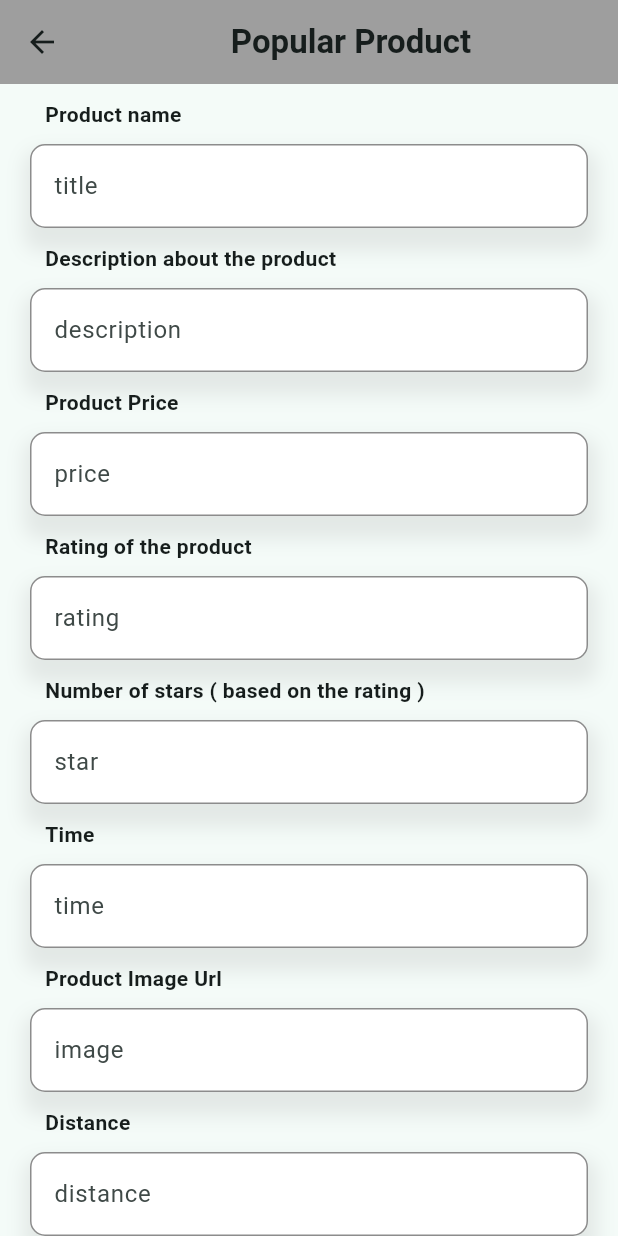
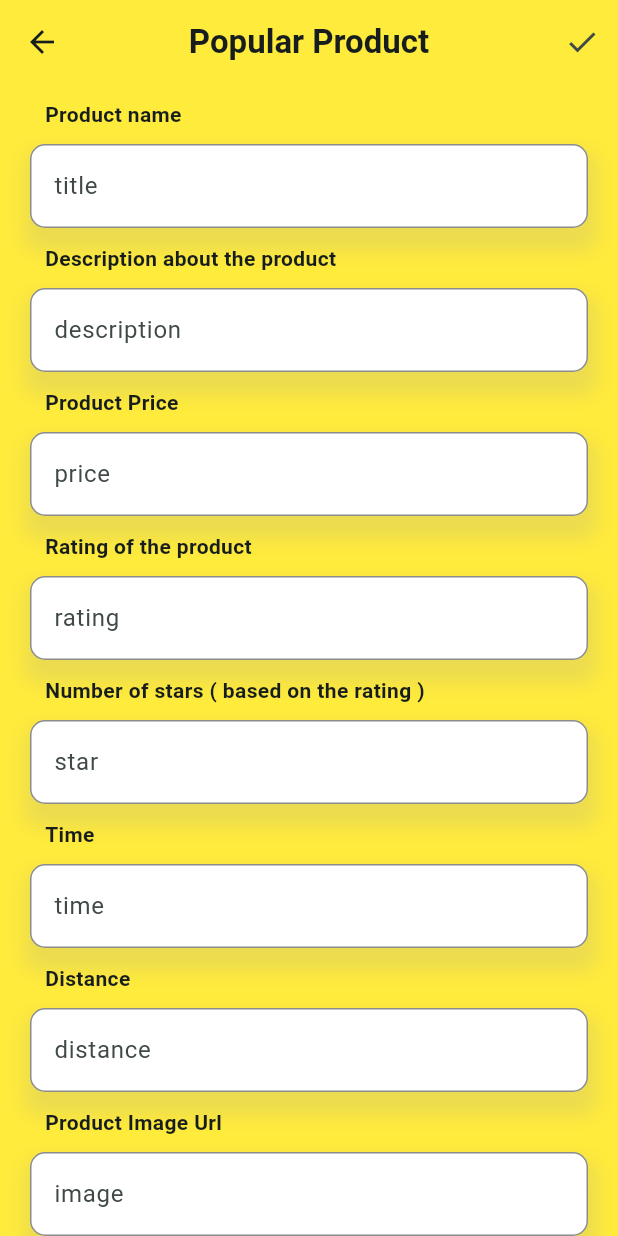
Before and after one commit to shadu-rz/Flavor-Fleet-Admin-App, a Flutter app: the PopularProduct screen opened directly, on a phone screen of 412 x 824 dp. Run offline on Flutter 3.47's test engine with Material 3 defaults, Android fonts, the phone set to English and light mode, and no system bars; our stand-ins replace cloud_firestore, firebase_core, get; accounts and stored records are empty.

Commit message:
bug fixes

```diff
--- a/lib/pages/add product/add_popular_product_page.dart
+++ b/lib/pages/add product/add_popular_product_page.dart
@@ -22,13 +22,30 @@ class _PopularProductState extends State<PopularProduct> {
   @override
   Widget build(BuildContext context) {
     return Scaffold(
+      backgroundColor: Colors.yellow,
       appBar: AppBar(
-        backgroundColor: Colors.grey,
-        title: const Center(
-            child: Text(
+        centerTitle: true,
+        backgroundColor: Colors.yellow,
+        title: const Text(
           'Popular Product',
           style: TextStyle(fontWeight: FontWeight.bold),
-        )),
+        ),
+        actions: [
+          IconButton(
+              onPressed: () async {
+                await FirestoreMethods().addToPopularProduct(
+                    titleController.text,
+                    priceController.text,
+                    descriptionController.text,
+                    ratingController.text,
+                    starController.text,
+                    timeController.text,
+                    imageController.text,
+                    distanceController.text);
+                Navigator.of(context).pop();
+              },
+              icon: Icon(Icons.check))
+        ],
       ),
       body: SingleChildScrollView(
         child: Column(
@@ -41,81 +58,91 @@ class _PopularProductState extends State<PopularProduct> {
                 style: TextStyle(fontWeight: FontWeight.bold),
               ),
             ),
-            TextFieldWidget(textController: titleController, hintText: 'title'),
-             const Padding(
-              padding: EdgeInsets.only(left:30,top: 10,bottom: 10),
-              child: Text('Description about the product',style:TextStyle(fontWeight: FontWeight.bold) ,),
+            TextFieldWidget(
+                textController: titleController,
+                hintText: 'title',
+                keyboardType: TextInputType.name),
+            const Padding(
+              padding: EdgeInsets.only(left: 30, top: 10, bottom: 10),
+              child: Text(
+                'Description about the product',
+                style: TextStyle(fontWeight: FontWeight.bold),
+              ),
             ),
             TextFieldWidget(
-                textController: descriptionController, hintText: 'description'),
+                textController: descriptionController,
+                hintText: 'description',
+                keyboardType: TextInputType.name),
             const Padding(
-              padding: EdgeInsets.only(left:30,top: 10,bottom: 10),
-              child: Text('Product Price',style:TextStyle(fontWeight: FontWeight.bold) ,),
-            ),
-            TextFieldWidget(textController: priceController, hintText: 'price'),
-             const Padding(
-              padding: EdgeInsets.only(left:30,top: 10,bottom: 10),
-              child: Text('Rating of the product',style:TextStyle(fontWeight: FontWeight.bold) ,),
+              padding: EdgeInsets.only(left: 30, top: 10, bottom: 10),
+              child: Text(
+                'Product Price',
+                style: TextStyle(fontWeight: FontWeight.bold),
+              ),
             ),
             TextFieldWidget(
-                textController: ratingController, hintText: 'rating'),
+              keyboardType: TextInputType.number,
+              textController: priceController,
+              hintText: 'price',
+            ),
             const Padding(
-              padding: EdgeInsets.only(left:30,top: 10,bottom: 10),
-              child: Text('Number of stars ( based on the rating )',style:TextStyle(fontWeight: FontWeight.bold) ,),
-            ),
-            TextFieldWidget(textController: starController, hintText: 'star'),
-            const Padding(
-              padding: EdgeInsets.only(left:30,top: 10,bottom: 10),
-              child: Text('Time',style:TextStyle(fontWeight: FontWeight.bold) ,),
-            ),
-            TextFieldWidget(textController: timeController, hintText: 'time'),
-            const Padding(
-              padding: EdgeInsets.only(left:30,top: 10,bottom: 10),
-              child: Text('Product Image Url',style:TextStyle(fontWeight: FontWeight.bold) ,),
-            ),
-            TextFieldWidget(textController: imageController, hintText: 'image'),
-           const Padding(
-              padding: EdgeInsets.only(left:30,top: 10,bottom: 10),
-              child: Text('Distance',style:TextStyle(fontWeight: FontWeight.bold) ,),
+              padding: EdgeInsets.only(left: 30, top: 10, bottom: 10),
+              child: Text(
+                'Rating of the product',
+                style: TextStyle(fontWeight: FontWeight.bold),
+              ),
             ),
             TextFieldWidget(
-                textController: distanceController, hintText: 'distance'),
+                keyboardType: TextInputType.number,
+                textController: ratingController,
+                hintText: 'rating'),
+            const Padding(
+              padding: EdgeInsets.only(left: 30, top: 10, bottom: 10),
+              child: Text(
+                'Number of stars ( based on the rating )',
+                style: TextStyle(fontWeight: FontWeight.bold),
+              ),
+            ),
+            TextFieldWidget(
+                textController: starController,
+                hintText: 'star',
+                keyboardType: TextInputType.number),
+            const Padding(
+              padding: EdgeInsets.only(left: 30, top: 10, bottom: 10),
+              child: Text(
+                'Time',
+                style: TextStyle(fontWeight: FontWeight.bold),
+              ),
+            ),
+            TextFieldWidget(
+                textController: timeController,
+                hintText: 'time',
+                keyboardType: TextInputType.number),
+            const Padding(
+              padding: EdgeInsets.only(left: 30, top: 10, bottom: 10),
+              child: Text(
+                'Distance',
+                style: TextStyle(fontWeight: FontWeight.bold),
+              ),
+            ),
+            TextFieldWidget(
+              textController: distanceController,
+              hintText: 'distance',
+              keyboardType: TextInputType.number,
+            ),
+            const Padding(
+              padding: EdgeInsets.only(left: 30, top: 10, bottom: 10),
+              child: Text(
+                'Product Image Url',
+                style: TextStyle(fontWeight: FontWeight.bold),
+              ),
+            ),
+            TextFieldWidget(
+              textController: imageController,
+              hintText: 'image',
+              keyboardType: TextInputType.name,
+            ),
             const SizedBox(height: 10),
-            GestureDetector(
-              onTap: () async {
-                await FirestoreMethods().addToPopularProduct(
-                    titleController.text,
-                    priceController.text,
-                    descriptionController.text,
-                    ratingController.text,
-                    starController.text,
-                    timeController.text,
-                    imageController.text,
-                    distanceController.text);
-                Navigator.of(context).pop();
-              },
-              child: Container(
-                height: 50,
-                width: double.maxFinite,
-                margin: const EdgeInsets.only(left: 20, right: 20,bottom: 20),
-                decoration: BoxDecoration(
-                    color: Colors.white,
-                    borderRadius: BorderRadius.circular(10),
-                    boxShadow: [
-                      BoxShadow(
-                          blurRadius: 10,
-                          spreadRadius: 5,
-                          offset: const Offset(1, 10),
-                          color: Colors.grey.withOpacity(0.2))
-                    ]),
-                child: const Center(
-                  child: Text(
-                    'done',
-                    style: TextStyle(fontWeight: FontWeight.bold),
-                  ),
-                ),
-              ),
-            )
           ],
         ),
       ),
--- a/lib/widgets/text_field.dart
+++ b/lib/widgets/text_field.dart
@@ -3,10 +3,12 @@ import 'package:flutter/material.dart';
 class TextFieldWidget extends StatelessWidget {
   final TextEditingController textController;
   final String hintText;
+  final TextInputType keyboardType ;
   const TextFieldWidget({
     super.key,
     required this.textController,
-    required this.hintText,
+    required this.hintText, required this.keyboardType,
+
   });
 
   @override
@@ -24,6 +26,7 @@ class TextFieldWidget extends StatelessWidget {
                 color: Colors.grey.withOpacity(0.2))
           ]),
       child: TextField(
+        keyboardType: keyboardType,
         controller: textController,
         decoration: InputDecoration(
             hintText: hintText,
```
Also changed, not shown: lib/pages/add product/add_recommended_product_page.dart (+117 -66 lines).
